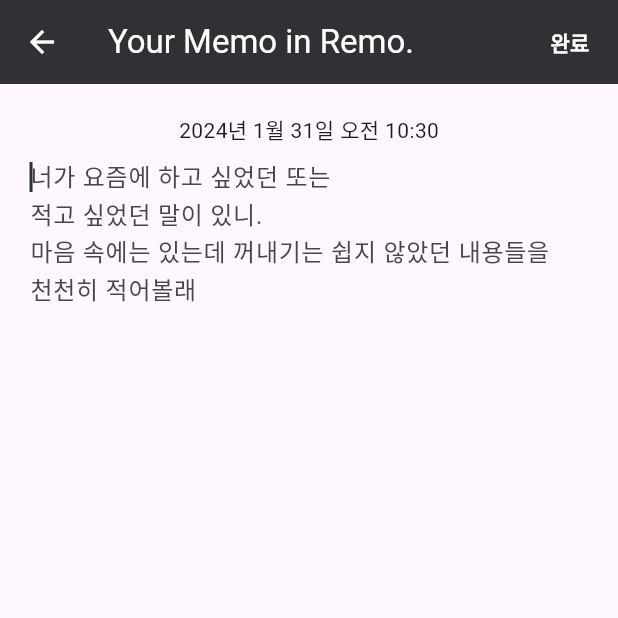
After one commit to saeromCho/accum_remo, a Flutter app: the MemoWriteScreen screen opened by its route, on a phone screen of 412 x 824 dp, the top half of it. The commit adds this screen. Run offline on Flutter 3.47's test engine with Material 2 defaults, Android fonts, the phone set to English and light mode, and no system bars; our stand-ins replace go_router, sqflite; accounts and stored records are empty.

Commit message:
메모 디테일 화면, 메모 수정 화면, 작성 화면 추가 및 로직 추가, db 관련 액션 추가

```diff
--- a/lib/db/db_helper.dart
+++ b/lib/db/db_helper.dart
@@ -64,8 +64,6 @@ class DBHelper {
     try {
       List<Map<String, Object?>> results = await db.query("User",
           where: "user_id = ? and password = ?", whereArgs: [userId, password]);
-      // 결과가 있다면 첫 번째 사용자 반환, 없다면 null 반환
-      print('results:::${results.length}');
       if (results.isNotEmpty) {
         return results.first;
       } else {
@@ -77,24 +75,66 @@ class DBHelper {
     return null;
   }
 
-  Future<bool> insertMemo(Memo memo) async {
+  Future<void> saveMemo(Memo memo) async {
+    if (memo.id == null) {
+      // 새 메모 (id가 없음)
+      await insertMemo(memo);
+    } else {
+      // 기존 메모 업데이트
+      await updateMemo(memo);
+    }
+  }
+
+  Future<int> insertMemo(Memo memo) async {
     final db = await database;
 
     try {
-      await db.insert(
+      final memoId = await db.insert(
         "Memo",
         memo.toJson(),
       );
-      return true;
+      return memoId;
     } catch (e) {
       print('insertMemo 에러::::${e.toString()}');
     }
-    return false;
+    return -1;
+  }
+
+  Future<void> updateMemo(Memo memo) async {
+    final db = await database;
+    await db.update(
+      'Memo',
+      memo.toJson(),
+      where: 'id = ?',
+      whereArgs: [memo.id],
+    );
+  }
+
+  Future<void> deleteMemo(int memoId) async {
+    final db = await database;
+    await db.delete("Memo", where: "id = ?", whereArgs: [memoId]);
+  }
+
+  Future<Map<String, dynamic>?>? fetchMemo({required int memoId}) async {
+    final db = await database;
+    try {
+      List<Map<String, Object?>> results =
+          await db.query("Memo", where: "id = ?", whereArgs: [memoId]);
+      if (results.isNotEmpty) {
+        return results.first;
+      } else {
+        return null;
+      }
+    } catch (e) {
+      print('fetch Memo 에러:::${e.toString()}');
+    }
+    return null;
   }
 
   Future<List<Memo>> fetchMemos() async {
     final db = await database;
-    List<Map<String, dynamic>> results = await db.query("Memo");
+    List<Map<String, dynamic>> results =
+        await db.query("Memo", orderBy: "updated_at DESC");
 
     List<Memo> memos = [];
     for (int i = 0; i < results.length; i++) {
--- a/lib/model/memo.dart
+++ b/lib/model/memo.dart
@@ -17,8 +17,7 @@ class Memo {
   final int? id;
   @JsonKey(disallowNullValue: true, name: 'user_id')
   final int userId;
-
-  final String? title;
+  final String title;
   final String? content;
   final String? password;
   @JsonKey(disallowNullValue: true, name: 'is_private')
@@ -42,4 +41,26 @@ class Memo {
   factory Memo.fromJson(Map<String, dynamic> json) => _$MemoFromJson(json);
 
   Map<String, dynamic> toJson() => _$MemoToJson(this);
+
+  Memo copyWith({
+    int? id,
+    int? userId,
+    String? title,
+    String? content,
+    String? password,
+    String? createdAt,
+    String? updatedAt,
+    int? isPrivate,
+  }) {
+    return Memo(
+      id: id ?? this.id,
+      userId: userId ?? this.userId,
+      title: title ?? this.title,
+      content: content ?? this.content,
+      password: password ?? this.password,
+      isPrivate: isPrivate ?? this.isPrivate,
+      createdAt: createdAt ?? this.createdAt,
+      updatedAt: updatedAt ?? this.updatedAt,
+    );
+  }
 }
--- a/lib/ui/login/index.dart
+++ b/lib/ui/login/index.dart
@@ -34,6 +34,7 @@ class _LoginScreenState extends State<LoginScreen> {
       child: Scaffold(
         appBar: AppBar(
           backgroundColor: Theme.of(context).colorScheme.inverseSurface,
+          iconTheme: IconThemeData(color: Colors.white),
           title: const Text(
             'Remo.',
             style: TextStyle(color: Colors.white),
--- a/lib/ui/main.dart
+++ b/lib/ui/main.dart
@@ -1,6 +1,9 @@
 import 'package:flutter/material.dart';
 import 'package:go_router/go_router.dart';
 import 'package:local_db_sqlite/ui/login/index.dart';
+import 'package:local_db_sqlite/ui/memo/detail/index.dart';
+import 'package:local_db_sqlite/ui/memo/edit/index.dart';
+import 'package:local_db_sqlite/ui/memo/write/index.dart';
 import 'package:local_db_sqlite/ui/memos/index.dart';
 import 'package:local_db_sqlite/ui/register/index.dart';
 import 'package:local_db_sqlite/utils/path.dart';
@@ -12,7 +15,7 @@ void main() {
 class MyApp extends StatelessWidget {
   const MyApp({super.key});
   GoRouter get _router => GoRouter(
-        initialLocation: '/login',
+        initialLocation: RemoPath.login.name, //RemoPath.login.name,
         debugLogDiagnostics: true,
         routes: [
           GoRoute(
@@ -25,10 +28,33 @@ class MyApp extends StatelessWidget {
                 name: RemoPath.register.name,
                 builder: (_, state) => const RegisterScreen(),
               ),
+            ],
+          ),
+
+          /// FIXME: memo 리스트 스크린에 백버튼이 보여서 로그인 스크린과 동일한 뎁스로 뺐음. 원래 로그인 스크린 안에 존재했었음.
+          GoRoute(
+            path: RemoPath.memos.path,
+            name: RemoPath.memos.name,
+            builder: (_, state) => const MemosScreen(),
+            routes: [
               GoRoute(
-                path: RemoPath.memos.path,
-                name: RemoPath.memos.name,
-                builder: (_, state) => const MemosScreen(),
+                path: RemoPath.memoWrite.path,
+                name: RemoPath.memoWrite.name,
+                builder: (_, state) => const MemoWriteScreen(),
+              ),
+              GoRoute(
+                path: '${RemoPath.memoDetail.path}/:memoId',
+                name: RemoPath.memoDetail.name,
+                builder: (_, state) => MemoDetailScreen(
+                  memoId: state.pathParameters['memoId']!,
+                ),
+              ),
+              GoRoute(
+                path: '${RemoPath.memoEdit.path}/:memoId',
+                name: RemoPath.memoEdit.name,
+                builder: (_, state) => MemoEditScreen(
+                  memoId: state.pathParameters['memoId']!,
+                ),
               ),
             ],
           ),
--- /dev/null
+++ b/lib/ui/memo/write/index.dart
@@ -0,0 +1,140 @@
+import 'package:flutter/cupertino.dart';
+import 'package:flutter/material.dart';
+import 'package:intl/intl.dart';
+import 'package:local_db_sqlite/db/db_helper.dart';
+import 'package:local_db_sqlite/model/memo.dart';
+import 'package:local_db_sqlite/utils/formatter.dart';
+
+class MemoWriteScreen extends StatefulWidget {
+  const MemoWriteScreen({super.key});
+
+  @override
+  State<MemoWriteScreen> createState() => MemoWriteScreenState();
+}
+
+class MemoWriteScreenState extends State<MemoWriteScreen> {
+  final memoController = TextEditingController();
+  int? _currentMemoId;
+  String? _createdAt; // createdAt 값을 저장할 필드
+
+  @override
+  void initState() {
+    super.initState();
+    _currentMemoId = null;
+  }
+
+  void _onMemoChanged(String value) async {
+    List<String> lines = value.split('\n');
+    String title = '';
+    String content = '';
+
+    // 첫 번째 비어 있지 않은 줄의 인덱스를 찾습니다.
+    int nonEmptyLineIndex = lines.indexWhere((line) => line.trim().isNotEmpty);
+
+    if (nonEmptyLineIndex != -1) {
+      // 첫 번째 비어 있지 않은 줄이 있으면 그 줄까지를 title로 설정합니다.
+      title = lines.sublist(0, nonEmptyLineIndex + 1).join('\n');
+      // 나머지 줄을 content로 설정합니다.
+      content = lines.sublist(nonEmptyLineIndex + 1).join('\n');
+    } else {
+      // 모든 줄이 비어 있으면 title은 전체 값을 content는 빈 문자열로 설정합니다.
+      title = value;
+      content = '';
+    }
+
+    if (title.isNotEmpty) {
+      final now = DateFormat('yyyy-MM-dd HH:mm:ss').format(DateTime.now());
+      Memo memo = Memo(
+        id: _currentMemoId,
+        userId: 2,
+        title: title,
+        content: content,
+        password: null,
+        createdAt: now,
+        updatedAt: now,
+        isPrivate: 0,
+      );
+
+      if (_currentMemoId == null) {
+        _currentMemoId = await DBHelper().insertMemo(memo);
+        _createdAt = memo.createdAt;
+      } else {
+        memo = memo.copyWith(createdAt: _createdAt);
+        await DBHelper().updateMemo(memo);
+      }
+    } else {
+      if (_currentMemoId != null) {
+        await DBHelper().deleteMemo(_currentMemoId!);
+      }
+    }
+  }
+
+  @override
+  Widget build(BuildContext context) {
+    final primaryColor = Colors.blueGrey.shade900;
+    DateTime now = DateTime.now();
+    String formattedDate = Formatter.formatDateTime(now);
+
+    return Scaffold(
+      appBar: AppBar(
+        backgroundColor: Theme.of(context).colorScheme.inverseSurface,
+        iconTheme: IconThemeData(color: Colors.white),
+        title: const Text(
+          'Your Memo in Remo.',
+          style: TextStyle(color: Colors.white),
+        ),
+        actions: [
+          Row(
+            crossAxisAlignment: CrossAxisAlignment.center,
+            children: [
+              TextButton(
+                onPressed: () {
+                  FocusScope.of(context).unfocus();
+                },
+                child: const Text(
+                  '완료',
+                  style: TextStyle(
+                    color: Colors.white,
+                    fontWeight: FontWeight.bold,
+                  ),
+                ),
+
+                /// TODO: 삭제 버튼, 공유 버튼, 전체 복사 버튼
+              ),
+            ],
+          ),
+        ],
+      ),
+      body: SingleChildScrollView(
+        child: Padding(
+          padding: const EdgeInsets.all(20.0),
+          child: Column(
+            children: [
+              Align(
+                alignment: Alignment.center,
+                child: Text(formattedDate),
+              ),
+              TextField(
+                autofocus: true,
+                cursorOpacityAnimates: true,
+                cursorHeight: 20,
+                cursorColor: primaryColor,
+                showCursor: true,
+                keyboardType: TextInputType.multiline,
+                maxLines: null,
+                decoration: const InputDecoration(
+                  hintText:
+                      '너가 요즘에 하고 싶었던 또는\n적고 싶었던 말이 있니.\n마음 속에는 있는데 꺼내기는 쉽지 않았던 내용들을'
+                      '\n천천히 적어볼래',
+                  border: InputBorder.none,
+                ),
+                controller: memoController,
+                onChanged: _onMemoChanged,
+              ),
+            ],
+          ),
+        ),
+      ),
+    );
+  }
+}
--- a/lib/ui/register/index.dart
+++ b/lib/ui/register/index.dart
@@ -22,6 +22,7 @@ class RegisterScreen extends StatelessWidget {
     return Scaffold(
       appBar: AppBar(
         backgroundColor: Theme.of(context).colorScheme.inverseSurface,
+        iconTheme: IconThemeData(color: Colors.white),
         title: const Text(
           'Register in Remo.',
           style: TextStyle(color: Colors.white),
--- /dev/null
+++ b/lib/utils/formatter.dart
@@ -0,0 +1,21 @@
+class Formatter {
+  static String formatDateTime(DateTime dateTime) {
+    final hour = dateTime.hour;
+    final minute = dateTime.minute;
+    final isAM = hour < 12;
+
+    return '${dateTime.year}년 ${dateTime.month}월 ${dateTime.day}일 ${isAM ? '오전' : '오후'} ${hour % 12}:${minute.toString().padLeft(2, '0')}';
+  }
+
+  static String formatDateTimeFromString(String dateTimeString) {
+    DateTime dateTime;
+    try {
+      dateTime = DateTime.parse(dateTimeString);
+    } catch (e) {
+      // 문자열 파싱에 실패한 경우 예외 처리
+      return "Invalid date"; // 또는 다른 적절한 처리
+    }
+
+    return formatDateTime(dateTime); // 위에서 정의한 formatDateTime 함수 사용
+  }
+}
--- a/lib/utils/path.dart
+++ b/lib/utils/path.dart
@@ -8,5 +8,8 @@ class Path {
 class RemoPath {
   static final Path login = Path(path: '/login', name: '/login');
   static final Path register = Path(path: 'register', name: 'register');
-  static final Path memos = Path(path: 'memos', name: 'memos');
+  static final Path memos = Path(path: '/memos', name: '/memos');
+  static final Path memoWrite = Path(path: 'memo_write', name: 'memo_write');
+  static final Path memoDetail = Path(path: 'memo_detail', name: 'memo_detail');
+  static final Path memoEdit = Path(path: 'memo_edit', name: 'memo_edit');
 }
--- a/pubspec.yaml
+++ b/pubspec.yaml
@@ -34,7 +34,7 @@ dependencies:
 
   # The following adds the Cupertino Icons font to your application.
   # Use with the CupertinoIcons class for iOS style icons.
-  cupertino_icons: ^1.0.2
+  cupertino_icons: ^1.0.6
   sqflite: ^2.3.1
   path: ^1.8.3
   json_annotation: ^4.8.1
```
Also changed, not shown: lib/ui/memo/detail/index.dart (added, +81 -0 lines), lib/ui/memo/edit/index.dart (added, +189 -0 lines), lib/ui/memos/index.dart (+98 -34 lines), lib/model/memo.g.dart, 3 other files.
